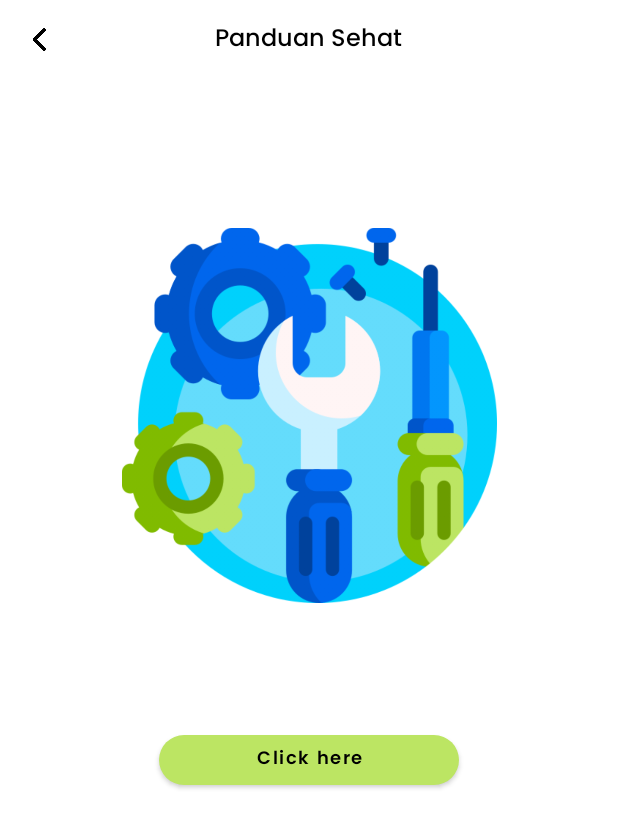
After one commit to agaaaptr/Diet-Pro-App-Project, an Android app: the PanduanActivity screen opened directly, with no data from a screen before it, on a phone screen of 412 x 824 dp. The commit adds this screen. Shown: the top 828 px of the screen. Run offline under Robolectric (Android 15) with nearby library versions, the phone set to English and light mode, and no system bars; our stand-ins replace sdp/ssp sizes.

```diff
--- a/app/src/main/AndroidManifest.xml
+++ b/app/src/main/AndroidManifest.xml
@@ -19,6 +19,9 @@
         android:theme="@style/Theme.DietProApp"
         android:usesCleartextTraffic="true"
         tools:targetApi="31">
+        <activity
+            android:name=".ui.panduan.PanduanActivity"
+            android:exported="false" />
         <activity
             android:name=".ui.profil.ProfilActivity"
             android:exported="false">
@@ -64,7 +67,7 @@
                 android:name="android.app.lib_name"
                 android:value="" />
         </activity>
-        <activity android:name="com.example.dietproapp.ui.obslide.OnBoardingFragment" />
+        <activity android:name=".ui.obslide.OnBoardingFragment" />
     </application>
 
 </manifest>
--- a/app/src/main/java/com/example/dietproapp/NavigasiActivity.kt
+++ b/app/src/main/java/com/example/dietproapp/NavigasiActivity.kt
@@ -27,6 +27,7 @@ class NavigasiActivity : AppCompatActivity() {
             setOf(
                 R.id.navigation_home,
                 R.id.navigation_statistik,
+                R.id.navigation_tentang
 
                 )
         )
--- /dev/null
+++ b/app/src/main/java/com/example/dietproapp/ui/panduan/PanduanActivity.kt
@@ -0,0 +1,12 @@
+package com.example.dietproapp.ui.panduan
+
+import androidx.appcompat.app.AppCompatActivity
+import android.os.Bundle
+import com.example.dietproapp.R
+
+class PanduanActivity : AppCompatActivity() {
+    override fun onCreate(savedInstanceState: Bundle?) {
+        super.onCreate(savedInstanceState)
+        setContentView(R.layout.activity_panduan)
+    }
+}
--- /dev/null
+++ b/app/src/main/res/layout/activity_panduan.xml
@@ -0,0 +1,79 @@
+<?xml version="1.0" encoding="utf-8"?>
+<LinearLayout xmlns:android="http://schemas.android.com/apk/res/android"
+    xmlns:app="http://schemas.android.com/apk/res-auto"
+    xmlns:tools="http://schemas.android.com/tools"
+    android:layout_width="match_parent"
+    android:layout_height="match_parent"
+    android:orientation="vertical"
+    android:padding="@dimen/_10sdp"
+    tools:context=".ui.panduan.PanduanActivity.">
+
+    <RelativeLayout
+        android:layout_width="match_parent"
+        android:layout_height="wrap_content">
+
+        <LinearLayout
+            android:layout_width="match_parent"
+            android:layout_height="wrap_content"
+            android:layout_marginBottom="20dp">
+
+            <TextView
+                android:layout_width="wrap_content"
+                android:layout_height="wrap_content"
+                android:layout_gravity="center"
+                android:layout_marginStart="130dp"
+                android:fontFamily="@font/poppins_medium"
+                android:text="Panduan Sehat"
+                android:textColor="@color/black"
+                android:textSize="16sp" />
+
+        </LinearLayout>
+
+        <ImageView
+            android:id="@+id/img_back"
+            android:layout_width="@dimen/_20sdp"
+            android:clickable="true"
+            android:layout_height="@dimen/_20sdp"
+            android:layout_alignParentStart="true"
+            android:src="@drawable/back"/>
+
+
+    </RelativeLayout>
+
+    <androidx.constraintlayout.widget.ConstraintLayout
+        android:layout_width="match_parent"
+        android:layout_height="match_parent">
+
+        <ImageView
+            android:id="@+id/poster"
+            android:layout_width="250dp"
+            android:layout_height="250dp"
+            android:layout_marginTop="92dp"
+            android:src="@drawable/maintenance"
+            app:layout_constraintEnd_toEndOf="parent"
+            app:layout_constraintStart_toStartOf="parent"
+            app:layout_constraintTop_toTopOf="parent" />
+
+        <com.google.android.material.button.MaterialButton
+            android:layout_width="200dp"
+            android:id="@+id/btn_url"
+            android:layout_height="45dp"
+            android:fontFamily="@font/poppins_semibold"
+            android:text="Click here"
+            android:textAllCaps="false"
+            android:textColor="@color/black"
+            android:textSize="12sp"
+            app:cornerRadius="30dp"
+            app:elevation="1dp"
+            app:layout_constraintBottom_toBottomOf="parent"
+            app:layout_constraintEnd_toEndOf="parent"
+            app:layout_constraintStart_toStartOf="parent"
+            app:layout_constraintTop_toBottomOf="@+id/poster"
+            app:layout_constraintVertical_bias="0.225"
+            tools:ignore="MissingConstraints" />
+
+
+    </androidx.constraintlayout.widget.ConstraintLayout>
+
+
+</LinearLayout>
--- a/app/src/main/res/menu/bottom_nav_menu.xml
+++ b/app/src/main/res/menu/bottom_nav_menu.xml
@@ -11,5 +11,10 @@
         android:icon="@drawable/statistik"
         android:title="@string/title_statistik" />
 
+    <item
+        android:id="@+id/navigation_tentang"
+        android:icon="@drawable/info"
+        android:title="@string/title_tentang" />
+
 
 </menu>
--- a/app/src/main/res/navigation/mobile_navigation.xml
+++ b/app/src/main/res/navigation/mobile_navigation.xml
@@ -18,5 +18,11 @@
         android:label="@string/title_statistik"
         tools:layout="@layout/fragment_statistik" />
 
+    <fragment
+        android:id="@+id/navigation_tentang"
+        android:name="com.example.dietproapp.ui.tentang.TentangFragment"
+        android:label="@string/title_tentang"
+        tools:layout="@layout/fragment_tentang" />
+
 
 </navigation>
--- a/app/src/main/res/values/strings.xml
+++ b/app/src/main/res/values/strings.xml
@@ -5,6 +5,7 @@
     <string name="title_order">Order</string>
     <string name="title_statistik">Statistik</string>
     <string name="title_konsultasi">Konsultasi</string>
+    <string name="title_tentang">Tentang</string>
     <string name="title_chat">Chat</string>
     <string name="title_activity_login">LoginActivity</string>
     <!-- Strings used for fragments for navigation -->
```
Also changed, not shown: app/src/main/java/com/example/dietproapp/ui/tentang/TentangFragment.kt (added, +32 -0 lines), app/src/main/java/com/example/dietproapp/ui/tentang/TentangViewModel.kt (added, +7 -0 lines), app/src/main/res/layout/activity_login.xml (+0 -47 lines), app/src/main/res/layout/fragment_tentang.xml (added, +13 -0 lines).
